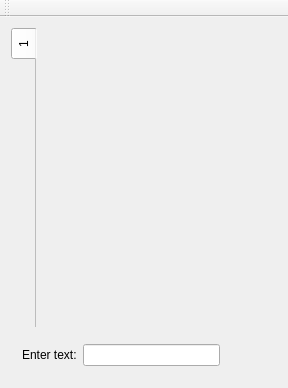
First picture: the form in mainwindow.ui, repository proton/zNotes, before the edit.
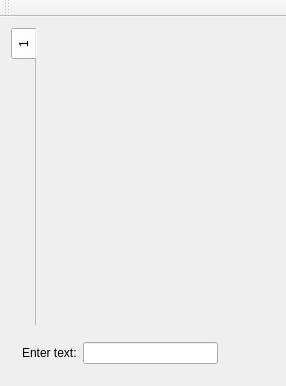
Second picture: the form after the edit. Icons and pictures are not drawn.

What changed in the file:
```diff
--- a/mainwindow.ui
+++ b/mainwindow.ui
@@ -6,8 +6,8 @@
    <rect>
     <x>0</x>
     <y>0</y>
-    <width>288</width>
-    <height>388</height>
+    <width>286</width>
+    <height>386</height>
    </rect>
   </property>
   <property name="windowTitle">
```
